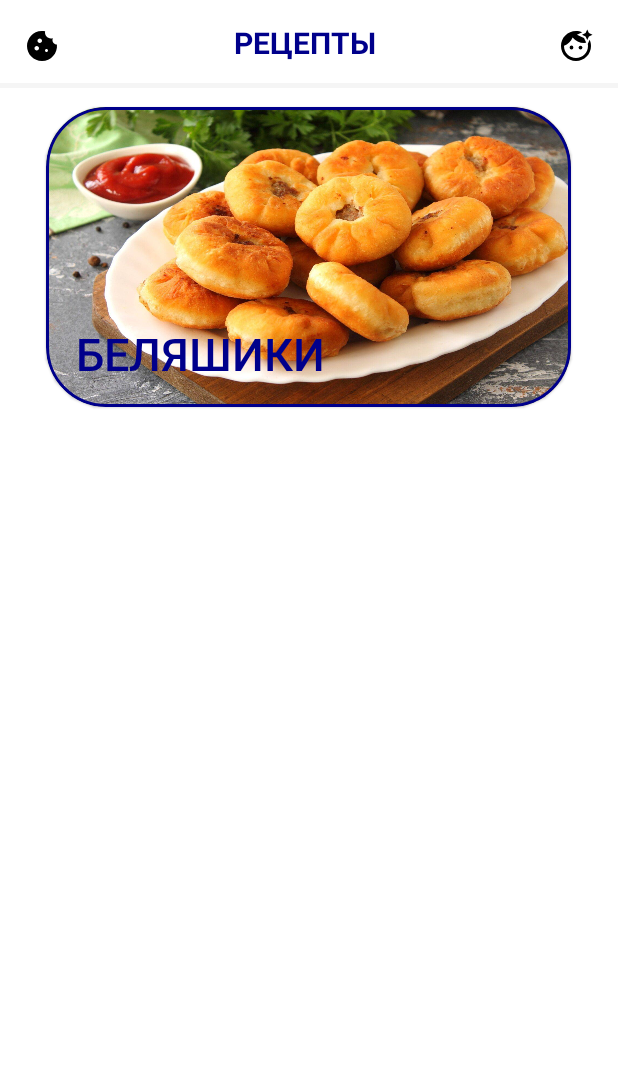
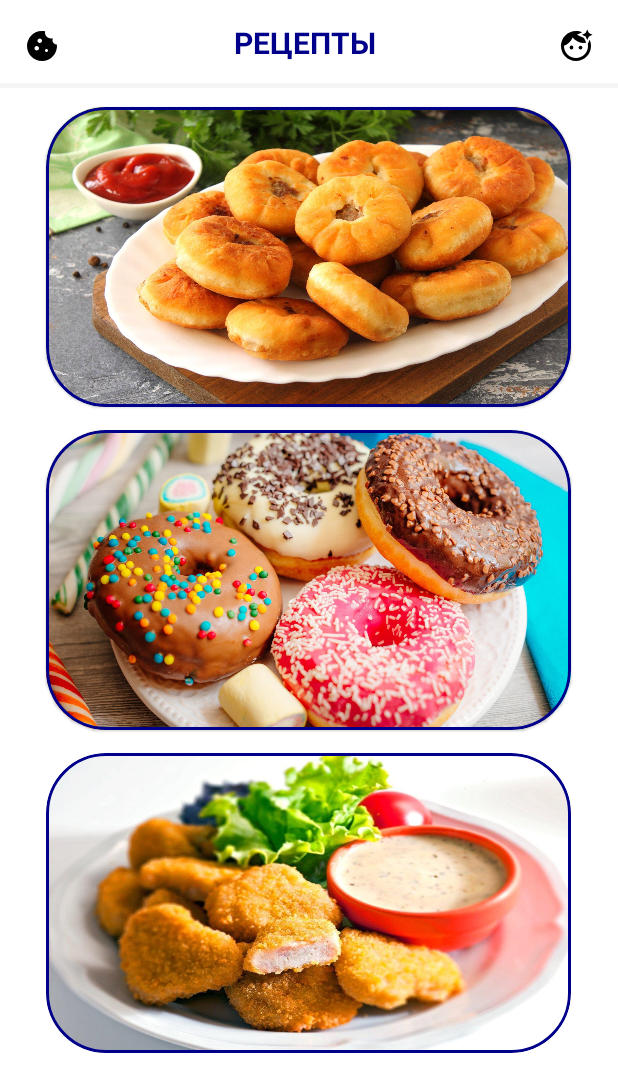
Before and after one commit to nuwandazl/timerCook, an Android app: the screen it shows after launch (MainActivity), on a phone screen of 412 x 824 dp. Shown: the top 1092 px of the screen. Run offline under Robolectric (Android 15) with nearby library versions, the phone set to English and light mode, and no system bars.

Commit message:
Добавление рецептов

```diff
--- a/app/src/main/res/layout/fragment_recipes.xml
+++ b/app/src/main/res/layout/fragment_recipes.xml
@@ -6,6 +6,12 @@
     xmlns:card_view="http://schemas.android.com/apk/res-auto"
     xmlns:app="http://schemas.android.com/apk/res-auto"
     tools:context=".RecipesFragment">
+
+
+    <ScrollView
+        android:layout_width="match_parent"
+        android:layout_height="match_parent"
+        tools:ignore="SpeakableTextPresentCheck">
 
     <LinearLayout
         android:layout_width="match_parent"
@@ -25,20 +31,43 @@
             android:layout_width="wrap_content"
             android:layout_height="match_parent"
             android:background="@drawable/belyashiki">
+            />
+        </RelativeLayout>
+    </com.google.android.material.card.MaterialCardView>
 
-            <TextView
-                android:id="@+id/zakuski_title"
-                android:layout_width="wrap_content"
-                android:layout_height="wrap_content"
-                android:layout_alignParentBottom="true"
-                android:layout_marginLeft="20dp"
-                android:layout_marginBottom="10dp"
-                android:fontFamily="@font/montserrat_semibold"
-                android:text="БЕЛЯШИКИ"
-                android:textColor="#00008b"
-                android:textSize="30sp" />
+        <com.google.android.material.card.MaterialCardView
+            android:id="@+id/card_view2"
+            style="@style/AppTheme"
+            android:layout_marginTop="10dp"
+            android:layout_marginBottom="5dp"
+            app:strokeColor="#00008b"
+            app:strokeWidth="2dp"
+            card_view:cardCornerRadius="40dp">
+
+        <RelativeLayout
+            android:layout_width="wrap_content"
+            android:layout_height="match_parent"
+            android:background="@drawable/ponchiki">
         </RelativeLayout>
 
     </com.google.android.material.card.MaterialCardView>
+
+        <com.google.android.material.card.MaterialCardView
+            android:id="@+id/card_view3"
+            style="@style/AppTheme"
+            android:layout_marginTop="10dp"
+            android:layout_marginBottom="5dp"
+            app:strokeColor="#00008b"
+            app:strokeWidth="2dp"
+            card_view:cardCornerRadius="40dp">
+
+            <RelativeLayout
+                android:layout_width="wrap_content"
+                android:layout_height="match_parent"
+                android:background="@drawable/naggetsy">
+            </RelativeLayout>
+
+        </com.google.android.material.card.MaterialCardView>
     </LinearLayout>
+    </ScrollView>
 </FrameLayout>
```
Also changed, not shown: app/src/main/res/drawable/naggetsy.jpg (added), app/src/main/res/drawable/ponchiki.jpg (added).
